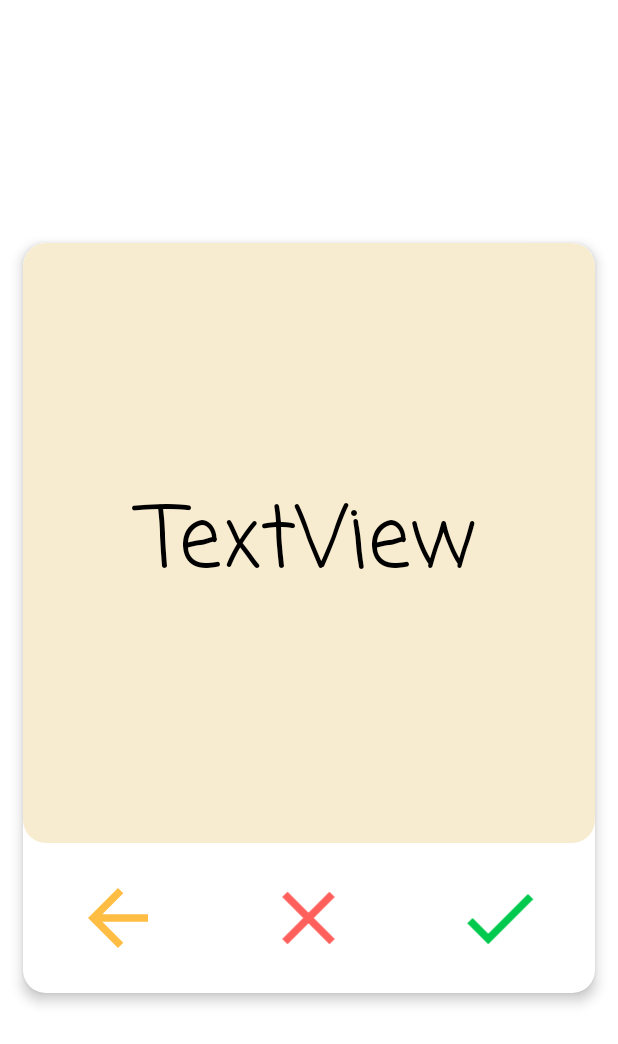
After one commit to Codepath-Android-Group20/Flashy, an Android app: the layout item_koloda.xml on its own in the app's theme, with its tools: preview values and no code run, on a phone screen of 412 x 824 dp. The commit adds this screen. Shown: the top 1044 px of the screen. Run offline under Robolectric (Android 15) with nearby library versions, the phone set to English and light mode, and no system bars.

Commit message:
Updated view flashcard layout

```diff
--- a/app/build.gradle
+++ b/app/build.gradle
@@ -44,6 +44,7 @@ dependencies {
     implementation 'androidx.legacy:legacy-support-v4:1.0.0'
     implementation 'androidx.navigation:navigation-fragment-ktx:2.3.5'
     implementation 'androidx.navigation:navigation-ui-ktx:2.3.5'
+    implementation 'com.github.Yalantis:Koloda-Android:v0.0.2-alpha'
     testImplementation 'junit:junit:4.13.2'
     androidTestImplementation 'androidx.test.ext:junit:1.1.3'
     androidTestImplementation 'androidx.test.espresso:espresso-core:3.4.0'
--- /dev/null
+++ b/app/src/main/res/drawable/arrow_back.xml
@@ -0,0 +1,10 @@
+<vector xmlns:android="http://schemas.android.com/apk/res/android"
+    android:width="24dp"
+    android:height="24dp"
+    android:viewportWidth="24"
+    android:viewportHeight="24"
+    android:tint="?attr/colorControlNormal">
+  <path
+      android:fillColor="@android:color/white"
+      android:pathData="M20,11H7.83l5.59,-5.59L12,4l-8,8 8,8 1.41,-1.41L7.83,13H20v-2z"/>
+</vector>
--- /dev/null
+++ b/app/src/main/res/drawable/background.xml
@@ -0,0 +1,7 @@
+<shape  xmlns:android="http://schemas.android.com/apk/res/android" android:shape="rectangle">
+    <solid android:color="#F8ECD0"/>
+    <corners android:bottomRightRadius="15dp"
+        android:bottomLeftRadius="15dp"
+        android:topRightRadius="15dp"
+        android:topLeftRadius="15dp"/>
+</shape>
--- /dev/null
+++ b/app/src/main/res/drawable/check.xml
@@ -0,0 +1,10 @@
+<vector xmlns:android="http://schemas.android.com/apk/res/android"
+    android:width="24dp"
+    android:height="24dp"
+    android:viewportWidth="24"
+    android:viewportHeight="24"
+    android:tint="?attr/colorControlNormal">
+  <path
+      android:fillColor="@android:color/white"
+      android:pathData="M9,16.17L4.83,12l-1.42,1.41L9,19 21,7l-1.41,-1.41z"/>
+</vector>
--- /dev/null
+++ b/app/src/main/res/drawable/close.xml
@@ -0,0 +1,10 @@
+<vector xmlns:android="http://schemas.android.com/apk/res/android"
+    android:width="24dp"
+    android:height="24dp"
+    android:viewportWidth="24"
+    android:viewportHeight="24"
+    android:tint="?attr/colorControlNormal">
+  <path
+      android:fillColor="@android:color/white"
+      android:pathData="M19,6.41L17.59,5 12,10.59 6.41,5 5,6.41 10.59,12 5,17.59 6.41,19 12,13.41 17.59,19 19,17.59 13.41,12z"/>
+</vector>
--- /dev/null
+++ b/app/src/main/res/layout/item_koloda.xml
@@ -0,0 +1,79 @@
+<?xml version="1.0" encoding="utf-8"?>
+<LinearLayout xmlns:android="http://schemas.android.com/apk/res/android"
+    android:orientation="vertical"
+    xmlns:app="http://schemas.android.com/apk/res-auto"
+    android:layout_width="match_parent"
+    android:layout_height="match_parent"
+    android:layout_gravity="center"
+    android:gravity="center">
+
+    <androidx.cardview.widget.CardView
+        android:layout_width="match_parent"
+        android:layout_height="500dp"
+        android:layout_margin="15dp"
+        app:cardElevation="5dp"
+        app:cardCornerRadius="15dp">
+
+        <LinearLayout
+            android:layout_height="400dp"
+            android:layout_width="match_parent"
+            android:orientation="vertical"
+            android:background="@drawable/background"
+            >
+
+            <TextView
+                android:id="@+id/tvFlashcard"
+                android:layout_width="match_parent"
+                android:layout_height="match_parent"
+                android:fontFamily="casual"
+                android:gravity="center|center_vertical"
+                android:text="TextView"
+                android:textAlignment="center"
+                android:textAppearance="@style/TextAppearance.AppCompat.Display3"
+                android:textColor="#000000"
+                app:layout_constraintBottom_toBottomOf="parent"
+                app:layout_constraintEnd_toEndOf="parent"
+                app:layout_constraintStart_toStartOf="parent"
+                app:layout_constraintTop_toTopOf="parent" />
+
+        </LinearLayout>
+        <LinearLayout
+            android:layout_height="100dp"
+            android:layout_width="match_parent"
+            android:orientation="horizontal"
+            android:layout_gravity="bottom"
+            android:weightSum="3">
+
+            <ImageView
+                android:id="@+id/ivBack"
+                android:layout_width="40dp"
+                android:layout_height="60dp"
+                android:layout_gravity="center"
+                app:tint="#FFBD44"
+                android:layout_weight="1"
+                app:srcCompat="@drawable/arrow_back" />
+
+            <ImageView
+                android:id="@+id/ivNo"
+                android:layout_width="40dp"
+                android:layout_height="60dp"
+                app:tint="#FF605C"
+                android:layout_gravity="center"
+                android:layout_weight="1"
+                app:srcCompat="@drawable/close" />
+
+            <ImageView
+                android:id="@+id/ivCheck"
+                android:layout_width="40dp"
+                android:layout_height="60dp"
+                android:layout_gravity="center"
+                android:layout_weight="1"
+                app:srcCompat="@drawable/check"
+                app:tint="#00CA4E" />
+        </LinearLayout>
+
+
+    </androidx.cardview.widget.CardView>
+
+
+</LinearLayout>
```
Also changed, not shown: app/src/main/java/com/codepath/flashy/ViewCollectionActivity.kt (+5 -5 lines), app/src/main/res/layout/activity_view_collection.xml (+10 -45 lines), app/src/main/res/values/styles.xml (added, +7 -0 lines).
